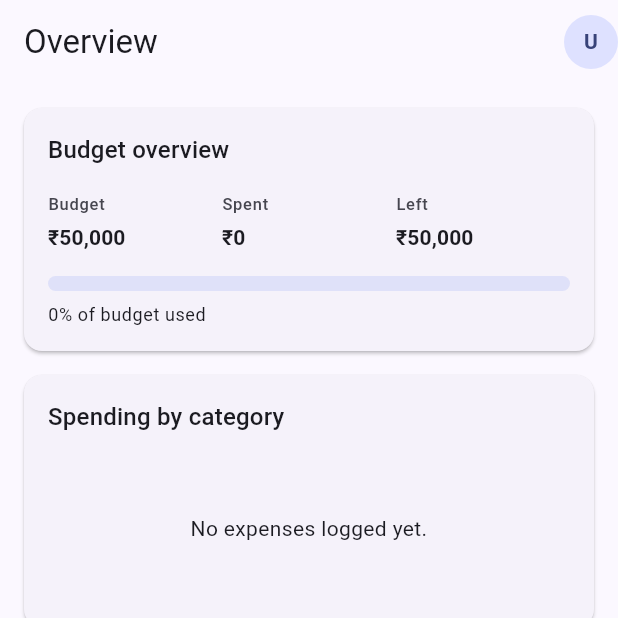
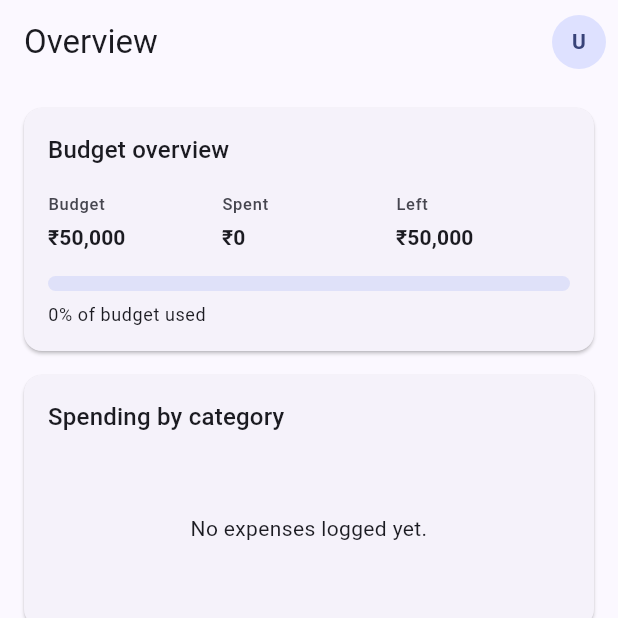
Before and after one commit to shubhchan/task_vnr, a Flutter app: the DashboardScreen screen opened directly, on a phone screen of 412 x 824 dp, the top half of it. Run offline on Flutter 3.47's test engine with Material 3 defaults, Android fonts, the phone set to English and light mode, and no system bars; our stand-ins replace connectivity_plus, dio, equatable, fl_chart, flutter_secure_storage, get_it and 2 more; accounts and stored records are empty; network calls fail.

Commit message:
ui: Align profile avatar and time out stuck syncs
Remove trailing padding from the avatar and AppBar actions so it sits flush right. Show an error message after one minute if sync still has not completed.

```diff
--- a/lib/features/dashboard/presentation/dashboard_screen.dart
+++ b/lib/features/dashboard/presentation/dashboard_screen.dart
@@ -25,10 +25,14 @@ class DashboardScreen extends StatelessWidget {
     return Scaffold(
       appBar: AppBar(
         title: const Text('Overview'),
+        actionsPadding: EdgeInsets.zero,
         actions: [
-          ProfileMenu(
-            email: context.select<AuthNotifier, String?>(
-              (notifier) => notifier.state.email,
+          Padding(
+            padding: const EdgeInsets.all(8.0),
+            child: ProfileMenu(
+              email: context.select<AuthNotifier, String?>(
+                (notifier) => notifier.state.email,
+              ),
             ),
           ),
         ],
--- a/lib/shared/widgets/profile_menu.dart
+++ b/lib/shared/widgets/profile_menu.dart
@@ -14,6 +14,7 @@ class ProfileMenu extends StatelessWidget {
   Widget build(BuildContext context) {
     return PopupMenuButton<String>(
       tooltip: 'Profile',
+      padding: EdgeInsets.zero,
       onSelected: (value) {
         if (value == 'logout') {
           _confirmLogout(context);
```
Also changed, not shown: lib/features/tasks/presentation/task_list_screen.dart (+7 -3 lines), lib/shared/widgets/sync_feedback.dart (+38 -0 lines), 2 other files.
